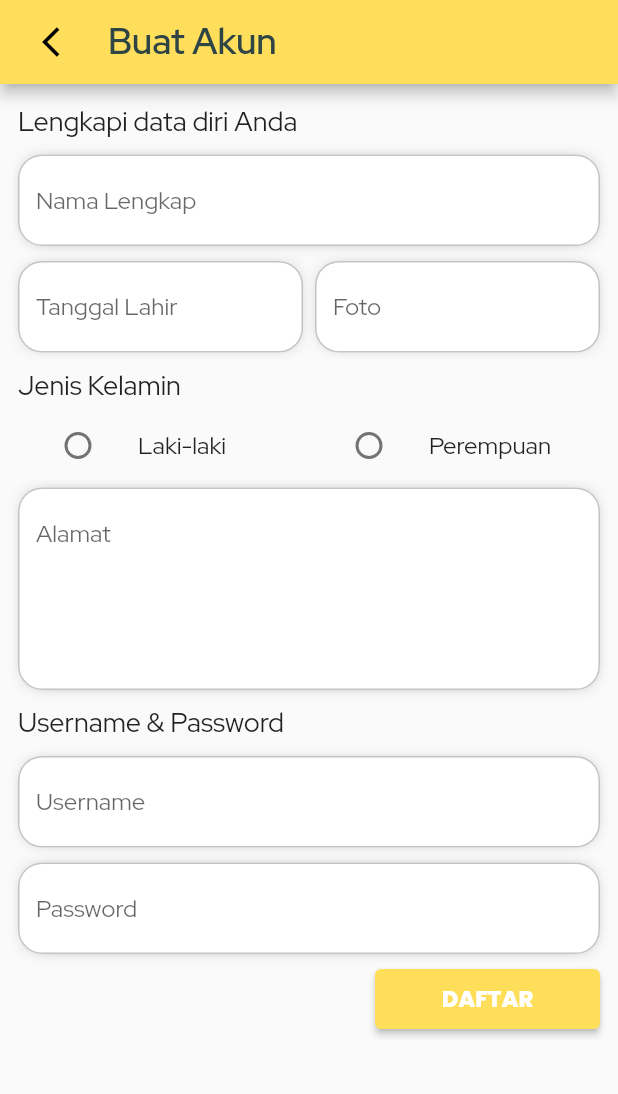
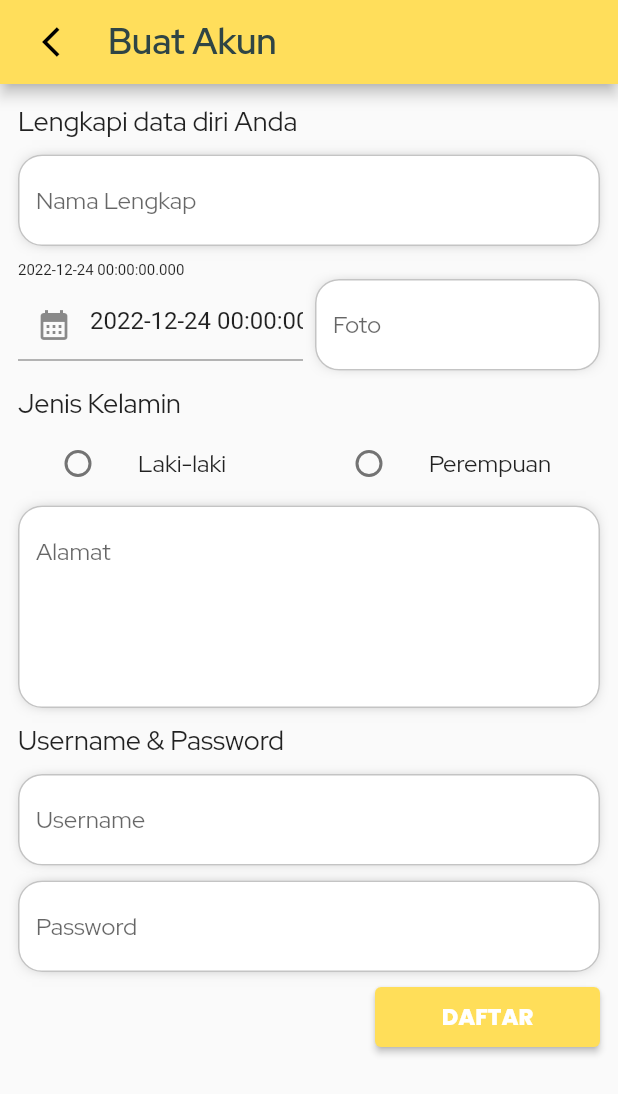
Before and after one commit to hidayatur90/jamur-aja, a Flutter app: the RegisterView screen opened directly, on a phone screen of 412 x 824 dp. Shown: the top 1094 px of the screen. Run offline on Flutter 3.47's test engine with Material 2 defaults, Android fonts, the phone set to English and light mode, and no system bars; our stand-ins replace firebase_core, hexcolor; accounts and stored records are empty.

Commit message:
ada error

```diff
--- a/lib/module/register/controller/register_controller.dart
+++ b/lib/module/register/controller/register_controller.dart
@@ -4,7 +4,8 @@ import '../view/register_view.dart';
 
 class RegisterController extends State<RegisterView> implements MvcController {
   static late RegisterController instance;
-  late int joko = 0;
+  DateTime date = DateTime(2022, 12, 24);
+  late int radio = 0;
   late RegisterView view;
   @override
   void initState() {
@@ -20,6 +21,10 @@ class RegisterController extends State<RegisterView> implements MvcController {
 
   bool condition = false;
   setValue(value) {
-    setState(() => joko = (value as int?)!);
+    setState(() => radio = (value as int?)!);
+  }
+
+  setValueDate(date) {
+    setState(() => condition = date);
   }
 }
--- a/lib/module/register/view/register_view.dart
+++ b/lib/module/register/view/register_view.dart
@@ -8,7 +8,6 @@ import '../controller/register_controller.dart';
 
 class RegisterView extends StatefulWidget {
   const RegisterView({Key? key}) : super(key: key);
-
   Widget build(context, RegisterController controller) {
     controller.view = this;
 
@@ -52,13 +51,46 @@ class RegisterView extends StatefulWidget {
             const SizedBox(
               height: 10.0,
             ),
+            Text(
+              controller.date.toString(),
+              style: const TextStyle(
+                fontSize: 10.0,
+              ),
+            ),
             Row(
-              children: const [
-                Expanded(child: HDTextFieldForm(hintText: 'Tanggal Lahir')),
-                SizedBox(
+              children: [
+                Expanded(
+                  child: TextFormField(
+                    // controller: controller.date.toString(),
+                    initialValue: controller.date.toString(),
+                    decoration: const InputDecoration(
+                      prefixIcon: Icon(Icons.calendar_month),
+                      hintText: 'Tanggal Lahir',
+                    ),
+                    onChanged: (value) {
+                      controller.setState(() {
+                        value = controller.date.toString();
+                      });
+                    },
+                    onTap: () async {
+                      DateTime? pickDate = await showDatePicker(
+                        context: context,
+                        initialDate: controller.date,
+                        firstDate: DateTime(2000),
+                        lastDate: DateTime(2099),
+                      );
+                      if (pickDate == null) return;
+
+                      controller.setState(() {
+                        controller.date = pickDate;
+                      });
+                    },
+                  ),
+                ),
+                const SizedBox(
                   width: 8.0,
                 ),
-                Expanded(child: HDTextFieldForm(hintText: 'Foto')),
+                const Expanded(child: HDTextFieldForm(hintText: 'Foto')),
               ],
             ),
             const SizedBox(
@@ -73,7 +105,7 @@ class RegisterView extends StatefulWidget {
                         const HDRedHatDisplay(text: 'Laki-laki', fontSize: 16),
                     leading: Radio(
                       value: 1,
-                      groupValue: controller.joko,
+                      groupValue: controller.radio,
                       onChanged: (value) => controller.setValue(value),
                     ),
                   ),
@@ -84,7 +116,7 @@ class RegisterView extends StatefulWidget {
                         const HDRedHatDisplay(text: 'Perempuan', fontSize: 16),
                     leading: Radio(
                       value: 2,
-                      groupValue: controller.joko,
+                      groupValue: controller.radio,
                       onChanged: (value) => controller.setValue(value),
                     ),
                   ),
```
Also changed, not shown: lib/module/register/widget/datePicker.dart (added, +46 -0 lines).
